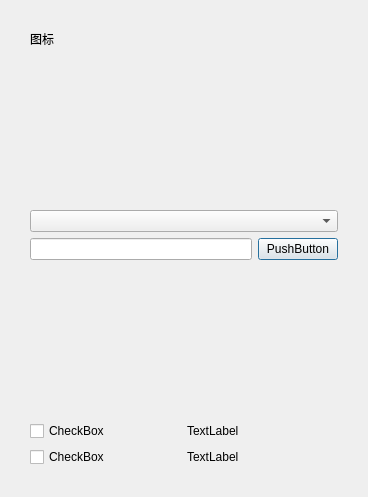
sleepy2con/Simple-chat-software, file SimpleChat/LoginWidget.ui: the form before one commit.
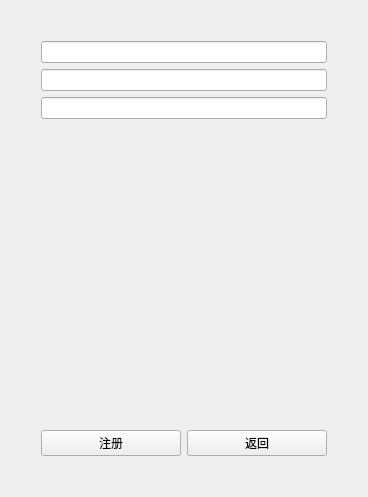
The form after the commit. The open tabs and pages were chosen to show the change.

```diff
--- a/SimpleChat/LoginWidget.ui
+++ b/SimpleChat/LoginWidget.ui
@@ -27,6 +27,13 @@
     <number>30</number>
    </property>
    <item>
+    <widget class="QStackedWidget" name="stackedWidget">
+     <property name="currentIndex">
+      <number>0</number>
+     </property>
+     <widget class="QWidget" name="loginPage">
+      <layout class="QVBoxLayout" name="verticalLayout_3">
+       <item>
     <layout class="QHBoxLayout" name="horizontalLayout_13">
      <item>
       <widget class="QLabel" name="label_7">
@@ -122,6 +129,54 @@
       </widget>
      </item>
     </layout>
+       </item>
+      </layout>
+     </widget>
+     <widget class="QWidget" name="registerPage">
+      <layout class="QVBoxLayout" name="verticalLayout_2" stretch="1,1,1,0,0">
+       <item>
+        <widget class="QLineEdit" name="le_username"/>
+       </item>
+       <item>
+        <widget class="QLineEdit" name="le_password"/>
+       </item>
+       <item>
+        <widget class="QLineEdit" name="le_confirm"/>
+       </item>
+       <item>
+        <spacer name="verticalSpacer_5">
+         <property name="orientation">
+          <enum>Qt::Vertical</enum>
+         </property>
+         <property name="sizeHint" stdset="0">
+          <size>
+           <width>20</width>
+           <height>40</height>
+          </size>
+         </property>
+        </spacer>
+       </item>
+       <item>
+        <layout class="QHBoxLayout" name="horizontalLayout_9">
+         <item>
+          <widget class="QPushButton" name="btn_reg">
+           <property name="text">
+            <string>注册</string>
+           </property>
+          </widget>
+         </item>
+         <item>
+          <widget class="QPushButton" name="btn_comeback">
+           <property name="text">
+            <string>返回</string>
+           </property>
+          </widget>
+         </item>
+        </layout>
+       </item>
+      </layout>
+     </widget>
+    </widget>
    </item>
   </layout>
  </widget>
```
Lines whose indentation alone changed are shown as unchanged.
